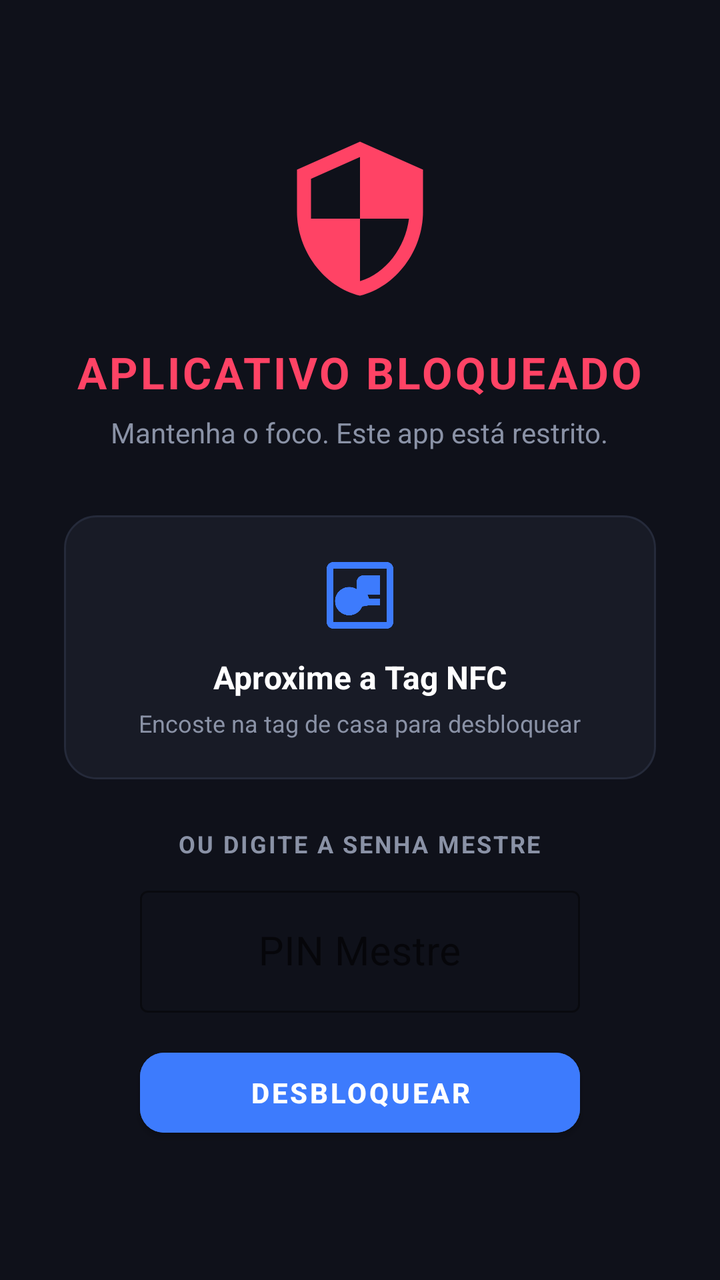
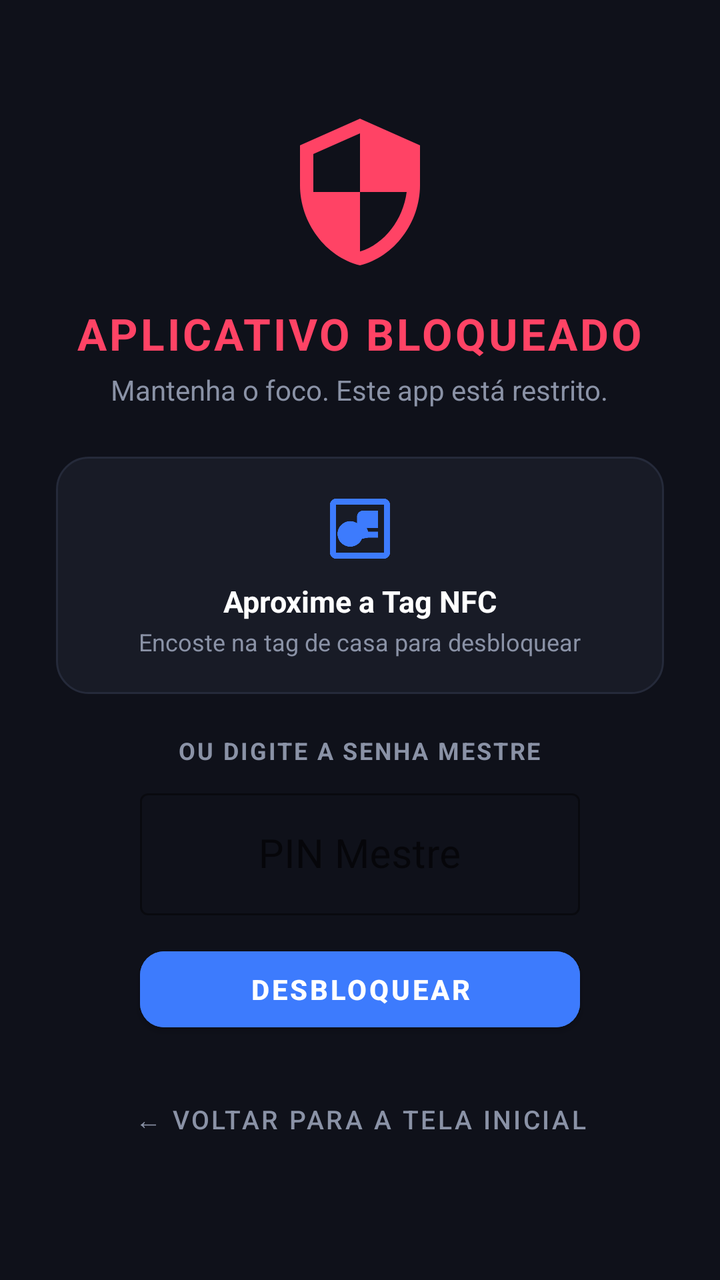

Before-and-after screenshots of an Android layout around one commit, followed by the original layout XML and the change that was made.
<!-- AndroidManifest.xml: activity theme Theme.FocusLock.LockScreen -->
<!-- res/layout/activity_lock.xml -->
<?xml version="1.0" encoding="utf-8"?>
<LinearLayout xmlns:android="http://schemas.android.com/apk/res/android"
    xmlns:app="http://schemas.android.com/apk/res-auto"
    android:layout_width="match_parent"
    android:layout_height="match_parent"
    android:background="@color/bg_dark"
    android:gravity="center"
    android:orientation="vertical"
    android:padding="32dp">

    
    <ImageView
        android:layout_width="84dp"
        android:layout_height="84dp"
        android:contentDescription="Bloqueado"
        android:src="@drawable/ic_focus_shield"
        app:tint="@color/accent_red" />

    <TextView
        android:layout_width="wrap_content"
        android:layout_height="wrap_content"
        android:layout_marginTop="20dp"
        android:text="APLICATIVO BLOQUEADO"
        android:textColor="@color/accent_red"
        android:textSize="22sp"
        android:textStyle="bold"
        android:letterSpacing="0.06" />

    <TextView
        android:layout_width="wrap_content"
        android:layout_height="wrap_content"
        android:layout_marginTop="6dp"
        android:text="Mantenha o foco. Este app está restrito."
        android:textColor="@color/text_secondary"
        android:textSize="14sp" />

    
    <LinearLayout
        android:layout_width="match_parent"
        android:layout_height="wrap_content"
        android:layout_marginTop="32dp"
        android:background="@drawable/bg_card"
        android:gravity="center"
        android:orientation="vertical"
        android:padding="20dp">

        <ImageView
            android:layout_width="40dp"
            android:layout_height="40dp"
            android:src="@drawable/ic_nfc"
            app:tint="@color/accent_blue" />

        <TextView
            android:layout_width="wrap_content"
            android:layout_height="wrap_content"
            android:layout_marginTop="10dp"
            android:text="Aproxime a Tag NFC"
            android:textColor="@color/text_white"
            android:textSize="16sp"
            android:textStyle="bold" />

        <TextView
            android:layout_width="wrap_content"
            android:layout_height="wrap_content"
            android:layout_marginTop="4dp"
            android:text="Encoste na tag de casa para desbloquear"
            android:textColor="@color/text_secondary"
            android:textSize="12sp" />
    </LinearLayout>

    
    <TextView
        android:layout_width="wrap_content"
        android:layout_height="wrap_content"
        android:layout_marginTop="24dp"
        android:text="OU DIGITE A SENHA MESTRE"
        android:textColor="@color/text_secondary"
        android:textSize="12sp"
        android:textStyle="bold"
        android:letterSpacing="0.08" />

    <com.google.android.material.textfield.TextInputLayout
        android:id="@+id/tilPin"
        style="@style/Widget.MaterialComponents.TextInputLayout.OutlinedBox"
        android:layout_width="220dp"
        android:layout_height="wrap_content"
        android:layout_marginTop="10dp"
        app:boxStrokeColor="@color/accent_blue"
        app:hintTextColor="@color/accent_blue">

        <com.google.android.material.textfield.TextInputEditText
            android:id="@+id/etPin"
            android:layout_width="match_parent"
            android:layout_height="wrap_content"
            android:gravity="center"
            android:hint="PIN Mestre"
            android:inputType="numberPassword"
            android:maxLength="6"
            android:textColor="@color/text_white"
            android:textSize="20sp" />
    </com.google.android.material.textfield.TextInputLayout>

    <com.google.android.material.button.MaterialButton
        android:id="@+id/btnUnlockWithPin"
        android:layout_width="220dp"
        android:layout_height="52dp"
        android:layout_marginTop="14dp"
        android:backgroundTint="@color/accent_blue"
        android:text="DESBLOQUEAR"
        android:textColor="@color/text_white"
        android:textStyle="bold"
        app:cornerRadius="12dp" />

    <TextView
        android:id="@+id/tvError"
        android:layout_width="wrap_content"
        android:layout_height="wrap_content"
        android:layout_marginTop="8dp"
        android:textColor="@color/accent_red"
        android:textSize="13sp"
        android:visibility="gone" />

</LinearLayout>
<!-- resources referenced by this layout -->
<resources>
  <color name="accent_blue">#3D7BFD</color>
  <color name="accent_red">#FF4365</color>
  <color name="bg_dark">#0F111A</color>
  <color name="text_secondary">#8A92A6</color>
  <color name="text_white">#FFFFFF</color>
  <!-- drawable bg_card (drawable) -->
  <?xml version="1.0" encoding="utf-8"?>
  <shape xmlns:android="http://schemas.android.com/apk/res/android"
      android:shape="rectangle">
      <corners android:radius="16dp" />
      <solid android:color="@color/card_dark" />
      <stroke
          android:width="1dp"
          android:color="@color/card_border" />
  </shape>
  <!-- drawable ic_focus_shield (drawable) -->
  <vector xmlns:android="http://schemas.android.com/apk/res/android"
      android:width="24dp"
      android:height="24dp"
      android:viewportWidth="24"
      android:viewportHeight="24">
    <path
        android:fillColor="#3D7BFD"
        android:pathData="M12,1L3,5v6c0,5.55 3.84,10.74 9,12 5.16,-1.26 9,-6.45 9,-12V5l-9,-4zM12,11.99h7c-0.53,4.12 -3.28,7.79 -7,8.94V12H5V6.3l7,-3.11v8.8z"/>
  </vector>
  <!-- drawable ic_nfc (drawable) -->
  <vector xmlns:android="http://schemas.android.com/apk/res/android"
      android:width="24dp"
      android:height="24dp"
      android:viewportWidth="24"
      android:viewportHeight="24">
    <path
        android:fillColor="#3D7BFD"
        android:pathData="M20,2H4C2.9,2 2,2.9 2,4v16c0,1.1 0.9,2 2,2h16c1.1,0 2,-0.9 2,-2V4C22,2.9 21.1,2 20,2zM20,20H4V4h16V20zM18,6h-5c-1.1,0 -2,0.9 -2,2v2.15c-0.65,-0.41 -1.43,-0.65 -2.25,-0.65 -2.35,0 -4.25,1.9 -4.25,4.25s1.9,4.25 4.25,4.25c1.77,0 3.28,-1.09 3.91,-2.63L14.75,15H18v-2h-3.25l-0.5,-1.25H18V6z"/>
  </vector>
  <style name="Theme.FocusLock.LockScreen" parent="Theme.MaterialComponents.DayNight.NoActionBar">
          <item name="android:windowBackground">@color/bg_dark</item>
          <item name="android:statusBarColor">@color/bg_dark</item>
          <item name="android:navigationBarColor">@color/bg_dark</item>
          <item name="android:windowFullscreen">false</item>
      </style>
  <color name="card_dark">#181B26</color>
  <color name="card_border">#252A3A</color>
</resources>

<!-- the commit's change to res/layout/activity_lock.xml (unified diff, before → after) -->
@@ -1,123 +1,141 @@
 <?xml version="1.0" encoding="utf-8"?>
-<LinearLayout xmlns:android="http://schemas.android.com/apk/res/android"
+<ScrollView xmlns:android="http://schemas.android.com/apk/res/android"
     xmlns:app="http://schemas.android.com/apk/res-auto"
     android:layout_width="match_parent"
     android:layout_height="match_parent"
     android:background="@color/bg_dark"
-    android:gravity="center"
-    android:orientation="vertical"
-    android:padding="32dp">
+    android:fillViewport="true">
 
-    
-    <ImageView
-        android:layout_width="84dp"
-        android:layout_height="84dp"
-        android:contentDescription="Bloqueado"
-        android:src="@drawable/ic_focus_shield"
-        app:tint="@color/accent_red" />
-
-    <TextView
-        android:layout_width="wrap_content"
-        android:layout_height="wrap_content"
-        android:layout_marginTop="20dp"
-        android:text="APLICATIVO BLOQUEADO"
-        android:textColor="@color/accent_red"
-        android:textSize="22sp"
-        android:textStyle="bold"
-        android:letterSpacing="0.06" />
-
-    <TextView
-        android:layout_width="wrap_content"
-        android:layout_height="wrap_content"
-        android:layout_marginTop="6dp"
-        android:text="Mantenha o foco. Este app está restrito."
-        android:textColor="@color/text_secondary"
-        android:textSize="14sp" />
-
-    
     <LinearLayout
         android:layout_width="match_parent"
         android:layout_height="wrap_content"
-        android:layout_marginTop="32dp"
-        android:background="@drawable/bg_card"
         android:gravity="center"
         android:orientation="vertical"
-        android:padding="20dp">
+        android:padding="28dp">
 
+        
         <ImageView
-            android:layout_width="40dp"
-            android:layout_height="40dp"
-            android:src="@drawable/ic_nfc"
-            app:tint="@color/accent_blue" />
+            android:layout_width="80dp"
+            android:layout_height="80dp"
+            android:contentDescription="Bloqueado"
+            android:src="@drawable/ic_focus_shield"
+            app:tint="@color/accent_red" />
 
         <TextView
             android:layout_width="wrap_content"
             android:layout_height="wrap_content"
-            android:layout_marginTop="10dp"
-            android:text="Aproxime a Tag NFC"
-            android:textColor="@color/text_white"
-            android:textSize="16sp"
-            android:textStyle="bold" />
+            android:layout_marginTop="16dp"
+            android:text="APLICATIVO BLOQUEADO"
+            android:textColor="@color/accent_red"
+            android:textSize="22sp"
+            android:textStyle="bold"
+            android:letterSpacing="0.06" />
 
+        <TextView
+            android:id="@+id/tvBlockedAppName"
+            android:layout_width="wrap_content"
+            android:layout_height="wrap_content"
+            android:layout_marginTop="4dp"
+            android:text="Mantenha o foco. Este app está restrito."
+            android:textColor="@color/text_secondary"
+            android:textSize="14sp" />
+
+        
+        <LinearLayout
+            android:layout_width="match_parent"
+            android:layout_height="wrap_content"
+            android:layout_marginTop="24dp"
+            android:background="@drawable/bg_card"
+            android:gravity="center"
+            android:orientation="vertical"
+            android:padding="18dp">
+
+            <ImageView
+                android:layout_width="36dp"
+                android:layout_height="36dp"
+                android:src="@drawable/ic_nfc"
+                app:tint="@color/accent_blue" />
+
+            <TextView
+                android:layout_width="wrap_content"
+                android:layout_height="wrap_content"
+                android:layout_marginTop="8dp"
+                android:text="Aproxime a Tag NFC"
+                android:textColor="@color/text_white"
+                android:textSize="15sp"
+                android:textStyle="bold" />
+
+            <TextView
+                android:layout_width="wrap_content"
+                android:layout_height="wrap_content"
+                android:layout_marginTop="2dp"
+                android:text="Encoste na tag de casa para desbloquear"
+                android:textColor="@color/text_secondary"
+                android:textSize="12sp" />
+        </LinearLayout>
+
+        
         <TextView
             android:layout_width="wrap_content"
             android:layout_height="wrap_content"
-            android:layout_marginTop="4dp"
-            android:text="Encoste na tag de casa para desbloquear"
+            android:layout_marginTop="20dp"
+            android:text="OU DIGITE A SENHA MESTRE"
             android:textColor="@color/text_secondary"
-            android:textSize="12sp" />
+            android:textSize="12sp"
+            android:textStyle="bold"
+            android:letterSpacing="0.08" />
+
+        <com.google.android.material.textfield.TextInputLayout
+            android:id="@+id/tilPin"
+            style="@style/Widget.MaterialComponents.TextInputLayout.OutlinedBox"
+            android:layout_width="220dp"
+            android:layout_height="wrap_content"
+            android:layout_marginTop="8dp"
+            app:boxStrokeColor="@color/accent_blue"
+            app:hintTextColor="@color/accent_blue">
+
+            <com.google.android.material.textfield.TextInputEditText
+                android:id="@+id/etPin"
+                android:layout_width="match_parent"
+                android:layout_height="wrap_content"
+                android:gravity="center"
+                android:hint="PIN Mestre"
+                android:inputType="numberPassword"
+                android:maxLength="6"
+                android:textColor="@color/text_white"
+                android:textSize="20sp" />
+        </com.google.android.material.textfield.TextInputLayout>
+
+        <com.google.android.material.button.MaterialButton
+            android:id="@+id/btnUnlockWithPin"
+            android:layout_width="220dp"
+            android:layout_height="50dp"
+            android:layout_marginTop="12dp"
+            android:backgroundTint="@color/accent_blue"
+            android:text="DESBLOQUEAR"
+            android:textColor="@color/text_white"
+            android:textStyle="bold"
+            app:cornerRadius="12dp" />
+
+        <TextView
+            android:id="@+id/tvError"
+            android:layout_width="wrap_content"
+            android:layout_height="wrap_content"
+            android:layout_marginTop="6dp"
+            android:textColor="@color/accent_red"
+            android:textSize="13sp"
+            android:visibility="gone" />
+
+        
+        <com.google.android.material.button.MaterialButton
+            android:id="@+id/btnGoHome"
+            style="@style/Widget.MaterialComponents.Button.TextButton"
+            android:layout_width="wrap_content"
+            android:layout_height="wrap_content"
+            android:layout_marginTop="16dp"
+            android:text="← Voltar para a Tela Inicial"
+            android:textColor="@color/text_secondary"
+            android:textSize="13sp" />
+
     </LinearLayout>
-
-    
-    <TextView
-        android:layout_width="wrap_content"
-        android:layout_height="wrap_content"
-        android:layout_marginTop="24dp"
-        android:text="OU DIGITE A SENHA MESTRE"
-        android:textColor="@color/text_secondary"
-        android:textSize="12sp"
-        android:textStyle="bold"
-        android:letterSpacing="0.08" />
-
-    <com.google.android.material.textfield.TextInputLayout
-        android:id="@+id/tilPin"
-        style="@style/Widget.MaterialComponents.TextInputLayout.OutlinedBox"
-        android:layout_width="220dp"
-        android:layout_height="wrap_content"
-        android:layout_marginTop="10dp"
-        app:boxStrokeColor="@color/accent_blue"
-        app:hintTextColor="@color/accent_blue">
-
-        <com.google.android.material.textfield.TextInputEditText
-            android:id="@+id/etPin"
-            android:layout_width="match_parent"
-            android:layout_height="wrap_content"
-            android:gravity="center"
-            android:hint="PIN Mestre"
-            android:inputType="numberPassword"
-            android:maxLength="6"
-            android:textColor="@color/text_white"
-            android:textSize="20sp" />
-    </com.google.android.material.textfield.TextInputLayout>
-
-    <com.google.android.material.button.MaterialButton
-        android:id="@+id/btnUnlockWithPin"
-        android:layout_width="220dp"
-        android:layout_height="52dp"
-        android:layout_marginTop="14dp"
-        android:backgroundTint="@color/accent_blue"
-        android:text="DESBLOQUEAR"
-        android:textColor="@color/text_white"
-        android:textStyle="bold"
-        app:cornerRadius="12dp" />
-
-    <TextView
-        android:id="@+id/tvError"
-        android:layout_width="wrap_content"
-        android:layout_height="wrap_content"
-        android:layout_marginTop="8dp"
-        android:textColor="@color/accent_red"
-        android:textSize="13sp"
-        android:visibility="gone" />
-
-</LinearLayout>
+</ScrollView>
